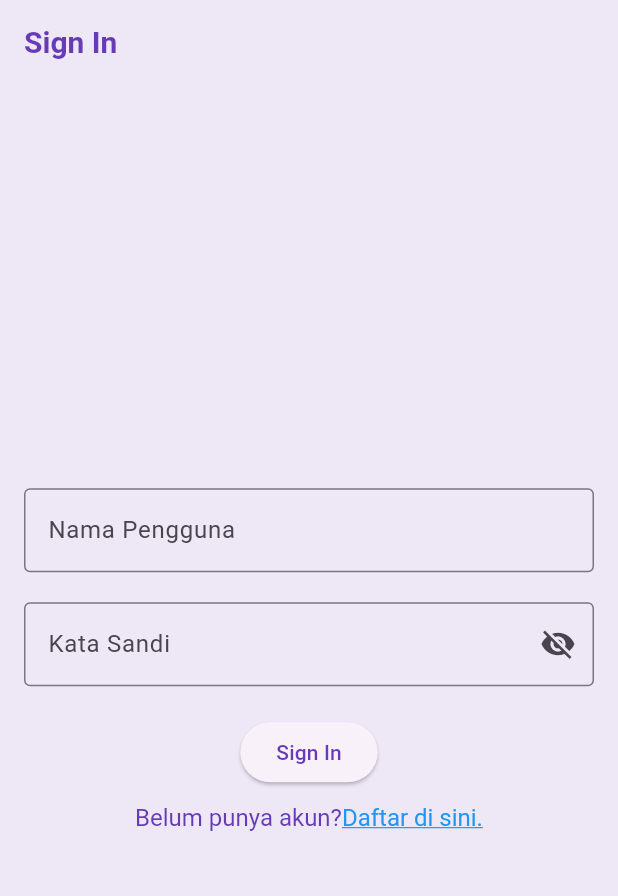
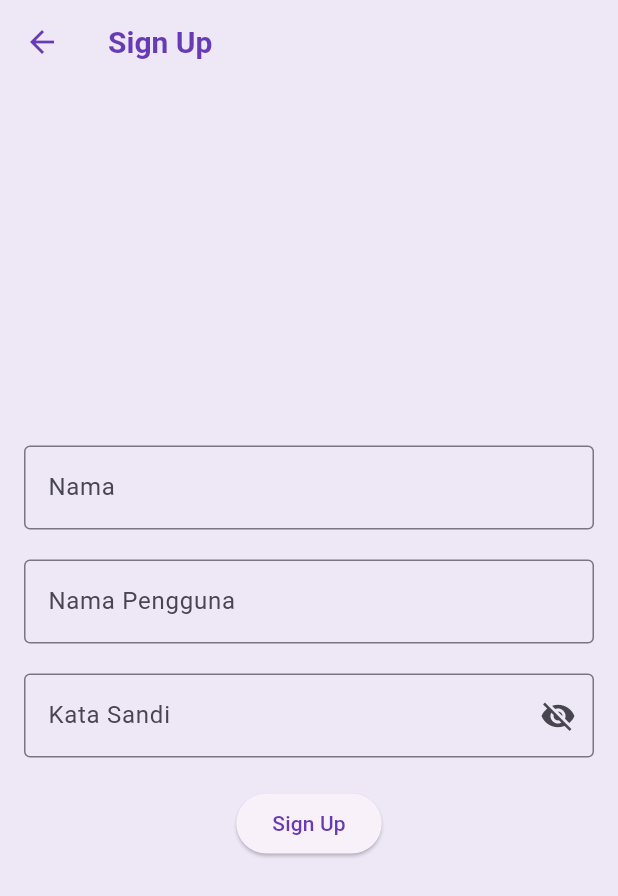
Before and after one commit to 2024-2025-Gasal-PABI-SI5A/project-wisata-candi-jojoooook, a Flutter app: the screen it shows after launch, on a phone screen of 412 x 824 dp. Shown: the top 896 px of the screen. Run offline on Flutter 3.47's test engine with Material 3 defaults, Android fonts, the phone set to English and light mode, and no system bars.

Commit message:
sign up screen

```diff
--- a/lib/main.dart
+++ b/lib/main.dart
@@ -3,6 +3,7 @@ import 'package:wisata_candi/data/candi_data.dart';
 import 'package:wisata_candi/screens/detail_screen.dart';
 import 'package:wisata_candi/screens/profile_screen.dart';
 import 'package:wisata_candi/screens/signin_screen.dart';
+import 'package:wisata_candi/screens/signup_screen.dart';
 
 void main() {
   runApp(const MainApp());
@@ -32,12 +33,13 @@ class _MainAppState extends State<MainApp> {
           colorScheme:
               ColorScheme.fromSeed(seedColor: Colors.deepPurple).copyWith(
             primary: Colors.deepPurple,
-            surface: Colors.deepPurple[50],
+            surface: const Color.fromRGBO(237, 231, 246, 1),
           ),
           useMaterial3: true),
       // home: DetaiScreen(candi: candiList[0]),
       // home: const ProfileScreen(),
-      home: SignInScreen(),
+      // home: SignInScreen(),
+      home: SignUpScreen(),
     );
   }
 }
--- /dev/null
+++ b/lib/screens/signup_screen.dart
@@ -0,0 +1,115 @@
+import 'package:flutter/material.dart';
+import 'package:flutter/gestures.dart';
+import 'package:wisata_candi/screens/signin_screen.dart';
+
+class SignUpScreen extends StatefulWidget {
+  SignUpScreen({super.key});
+
+  @override
+  State<SignUpScreen> createState() => _SignUpScreenState();
+}
+
+class _SignUpScreenState extends State<SignUpScreen> {
+  // TODO: 1. Deklarasikan variable
+  final TextEditingController _nameController = TextEditingController();
+  final TextEditingController _ussernameController = TextEditingController();
+
+  final TextEditingController _passwordController = TextEditingController();
+
+  String _errorText = '';
+
+  bool _isSignIn = false;
+
+  bool _obscurePassword = true;
+
+  @override
+  Widget build(BuildContext context) {
+    return Scaffold(
+      // TODO: 2. Pasang AppBar
+      appBar: AppBar(
+        leading: IconButton(
+          icon: const Icon(Icons.arrow_back),
+          onPressed: () {
+            // Navigasi kembali ke halaman sebelumnya (Sign In Screen)
+            Navigator.pop(SignInScreen());
+          },
+        ),
+        title: const Text('Sign Up'),
+      ),
+      //TODO: 3. Pasang Body
+      body: Center(
+        child: SingleChildScrollView(
+          child: Padding(
+            padding: const EdgeInsets.all(16),
+            child: Form(
+                child: Column(
+              //TODO: 4. Atur mainAxisAligment dan CrossAxisAlligment
+              mainAxisAlignment: MainAxisAlignment.center,
+              crossAxisAlignment: CrossAxisAlignment.center,
+              children: [
+                //TODO: 5. Pasang TextFormField Nama Lengkap
+                TextFormField(
+                  controller: _nameController,
+                  decoration: const InputDecoration(
+                    labelText: 'Nama',
+                    hintText: 'Masukkan nama lengkap',
+                    border: OutlineInputBorder(),
+                  ),
+                ),
+                const SizedBox(height: 20),
+                //TODO: 5. Pasang TextFormField Nama Pengguna
+                TextFormField(
+                  controller: _ussernameController,
+                  decoration: const InputDecoration(
+                    labelText: 'Nama Pengguna',
+                    hintText: 'Masukkan nama pengguna',
+                    border: OutlineInputBorder(),
+                  ),
+                ),
+                //TODO: 6. Pasang TextFormField Kata Sandi
+                const SizedBox(height: 20),
+                TextFormField(
+                  controller: _passwordController,
+                  decoration: InputDecoration(
+                    labelText: "Kata Sandi",
+                    errorText: _errorText.isNotEmpty ? _errorText : null,
+                    border: const OutlineInputBorder(),
+                    suffixIcon: IconButton(
+                      onPressed: () {
+                        setState(
+                          () {
+                            _obscurePassword = !_obscurePassword;
+                          },
+                        );
+                      },
+                      icon: Icon(_obscurePassword
+                          ? Icons.visibility_off
+                          : Icons.visibility),
+                    ),
+                  ),
+                  obscureText: _obscurePassword,
+                ),
+                //TODO: 7. Pasang Elevated Sign In
+                const SizedBox(
+                  height: 20,
+                ),
+                ElevatedButton(
+                  onPressed: () {},
+                  child: const Text('Sign Up'),
+                ),
+                //TODO: 8. Pasang TextButton Sign Up
+                const SizedBox(
+                  height: 10,
+                ),
+                // TextButton(
+                //   onPressed: () {},
+                //   child: const Text("Belum punya akun? Daftar di sini."),
+                // ),
+              ],
+            )),
+          ),
+        ),
+      ),
+    );
+  }
+}
```
